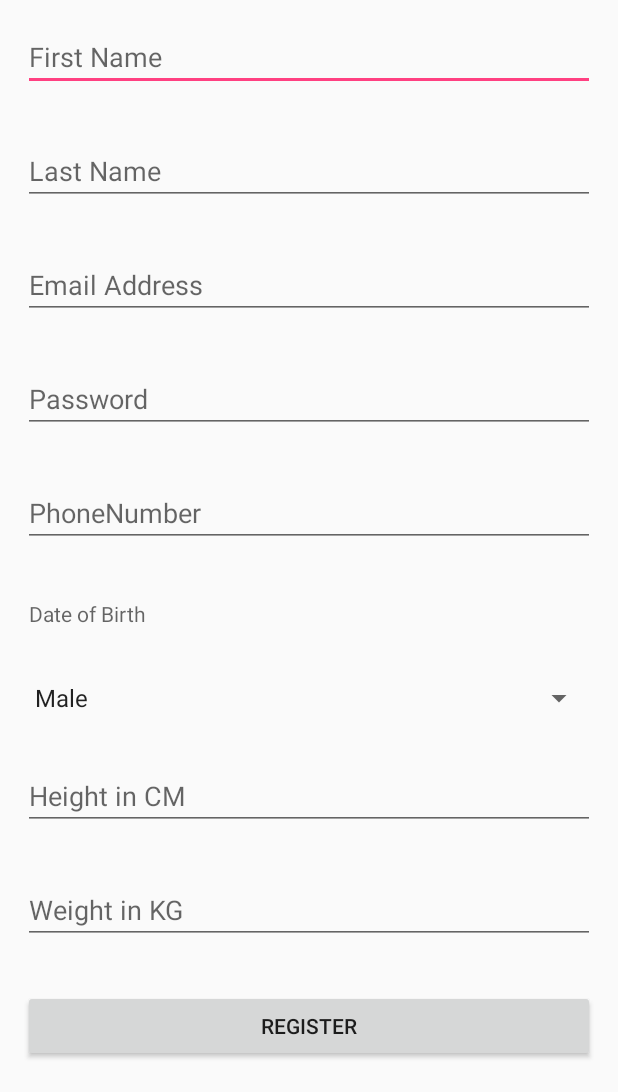
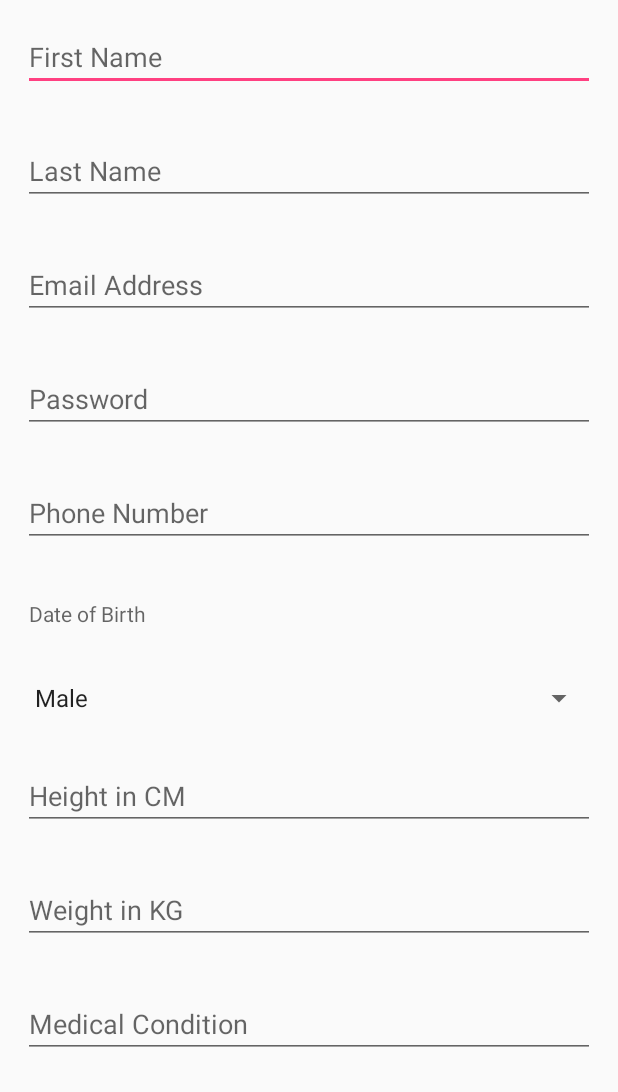
Before and after one commit to dalley8626/Software-Engineering-Studio-Assessment, an Android app: the screen it shows after launch (RegisterActivity), on a phone screen of 412 x 824 dp, the part 144-1236 px from its top. Run offline under Robolectric (Android 15) with nearby library versions, the light colour scheme and no system bars; our stand-ins replace Firebase (no records; nobody signed in at launch, a user with empty details on screens opened directly).

Commit message:
Added medical condition text field

```diff
--- a/DocComm/app/src/main/java/au/edu/uts/doccomm/RegisterActivity.java
+++ b/DocComm/app/src/main/java/au/edu/uts/doccomm/RegisterActivity.java
@@ -47,6 +47,7 @@ public class RegisterActivity extends AppCompatActivity implements View.OnClickL
     private EditText etHeight;
     private EditText etWeight;
     private TextView tvDateOfBirth;
+    private EditText etMedicalCondition;
     private DatePickerDialog.OnDateSetListener mDateSetListener;
 
 
@@ -83,37 +84,26 @@ public class RegisterActivity extends AppCompatActivity implements View.OnClickL
         etHeight = (EditText) findViewById(R.id.etHeight);
         etWeight = (EditText) findViewById(R.id.etWeight);
         tvDateOfBirth = (TextView) findViewById(R.id.tvDateOfBirth);
+        etMedicalCondition = (EditText) findViewById(R.id.etMedicalCondition);
 
 
         tvDateOfBirth.setOnClickListener(new View.OnClickListener() {
             @Override
 
             public void onClick(View view) {
-
                 Calendar cal = Calendar.getInstance();
-
                 int year = cal.get(Calendar.YEAR);
-
                 int month = cal.get(Calendar.MONTH);
-
                 int day = cal.get(Calendar.DAY_OF_MONTH);
 
-
-
                 DatePickerDialog dialog = new DatePickerDialog(
-
                         RegisterActivity.this,
-
                         android.R.style.Theme_Holo_Light_Dialog_MinWidth,
-
                         mDateSetListener,
-
                         year,month,day);
 
                 dialog.getWindow().setBackgroundDrawable(new ColorDrawable(Color.TRANSPARENT));
-
                 dialog.show();
-
             }
 
 
@@ -124,17 +114,10 @@ public class RegisterActivity extends AppCompatActivity implements View.OnClickL
             @Override
 
             public void onDateSet(DatePicker datePicker, int year, int month, int day) {
-
                 month = month + 1;
-
                 Log.d(TAG, "onDateSet: mm/dd/yyy: " + month + "/" + day + "/" + year);
-
-
-
                 String date = month + "/" + day + "/" + year;
-
                 tvDateOfBirth.setText(date);
-
             }
 
         };
@@ -163,6 +146,7 @@ public class RegisterActivity extends AppCompatActivity implements View.OnClickL
         final String phoneNumber = etPhoneNumber.getText().toString().trim();
         final String weight = etWeight.getText().toString().trim();
         final String height = etHeight.getText().toString().trim();
+        final String medicalCondition = etMedicalCondition.getText().toString().trim();
 
         //Validation method that ensures that the user has entered email and password to register
         //When the user did not enter anything to the email field
@@ -221,7 +205,7 @@ public class RegisterActivity extends AppCompatActivity implements View.OnClickL
 
                             String id = mDatabase.push().getKey();
                             //TODO: add weight and DOB
-                            User user = new User( id, firstName, lastName, emailAddress, password, gender, phoneNumber,dateOfBirth, weight, height);
+                            User user = new User( id, firstName, lastName, emailAddress, password, gender, phoneNumber,dateOfBirth, weight, height, medicalCondition);
                             mDatabase.child(id).setValue(user);
 
                             progressDialog.dismiss();
--- a/DocComm/app/src/main/res/layout/activity_register.xml
+++ b/DocComm/app/src/main/res/layout/activity_register.xml
@@ -55,7 +55,7 @@
 
         <EditText
             android:layout_margin="15dp"
-            android:hint="PhoneNumber"
+            android:hint="Phone Number"
             android:id="@+id/etPhoneNumber"
             android:layout_width="match_parent"
             android:layout_height="wrap_content"/>
@@ -65,10 +65,7 @@
             android:layout_width="match_parent"
             android:layout_height="wrap_content"
             android:id="@+id/tvDateOfBirth"
-            android:hint="Date of Birth"
-
-
-            />
+            android:hint="Date of Birth" />
 
         <Spinner
             android:layout_margin="15dp"
@@ -91,6 +88,15 @@
             android:layout_width="match_parent"
             android:layout_height="wrap_content"/>
 
+        <EditText
+            android:id="@+id/etMedicalCondition"
+            android:layout_width="match_parent"
+            android:layout_height="wrap_content"
+            android:layout_margin="15dp"
+            android:ems="10"
+            android:hint="Medical Condition"
+            android:inputType="textMultiLine" />
+
         <Button
             android:layout_margin="15dp"
             android:id="@+id/btnRegister"
```
Also changed, not shown: DocComm/app/src/main/java/au/edu/uts/doccomm/User.java (+7 -2 lines).
